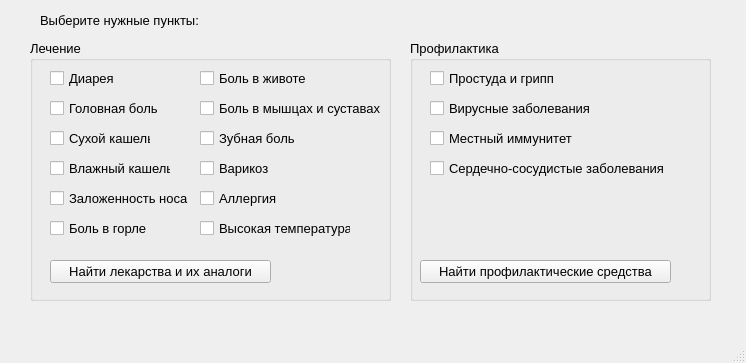
Qt form project_tabletka/Samolechenie.ui (martifexa/Project_12.21) before a commit.
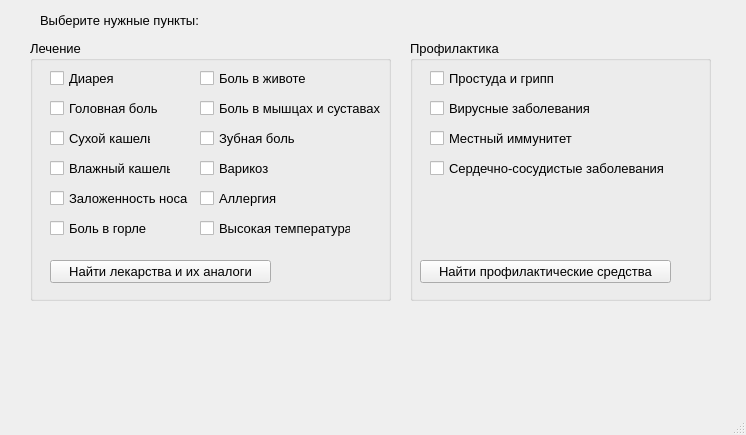
The same form after that commit.

```diff
--- a/project_tabletka/Samolechenie.ui
+++ b/project_tabletka/Samolechenie.ui
@@ -7,7 +7,7 @@
     <x>0</x>
     <y>0</y>
     <width>746</width>
-    <height>363</height>
+    <height>435</height>
    </rect>
   </property>
   <property name="windowTitle">
```
